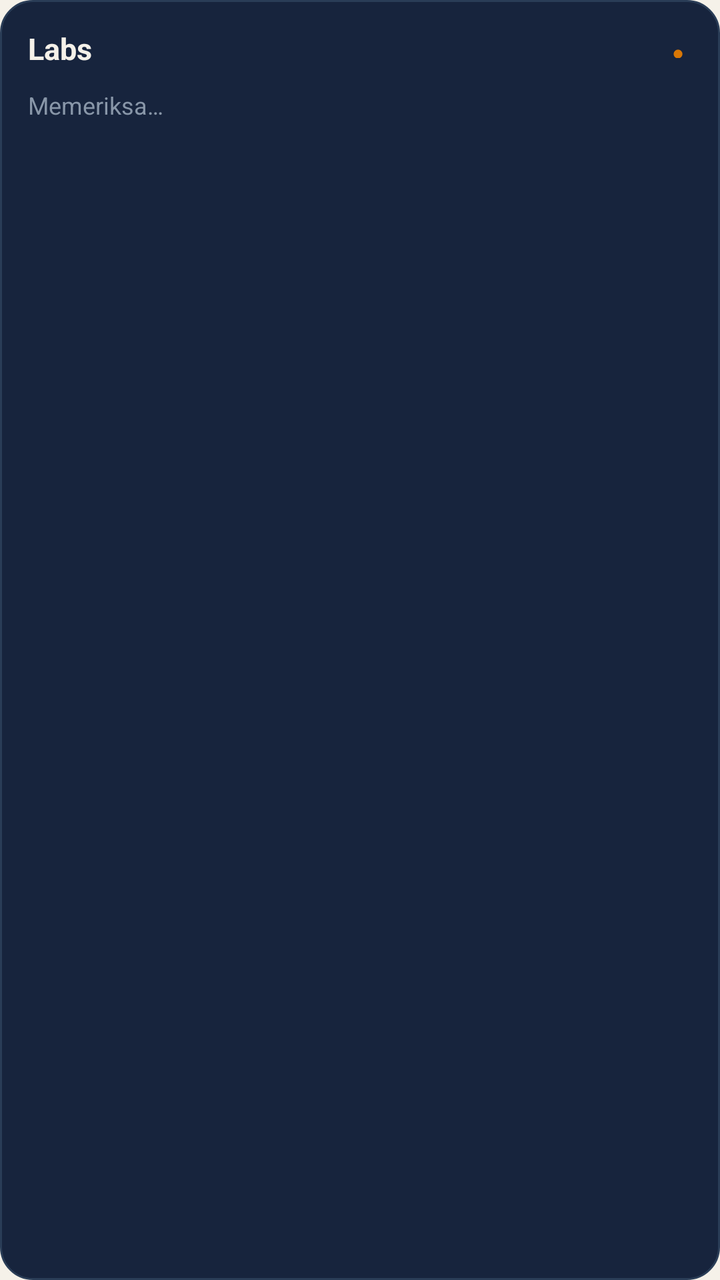
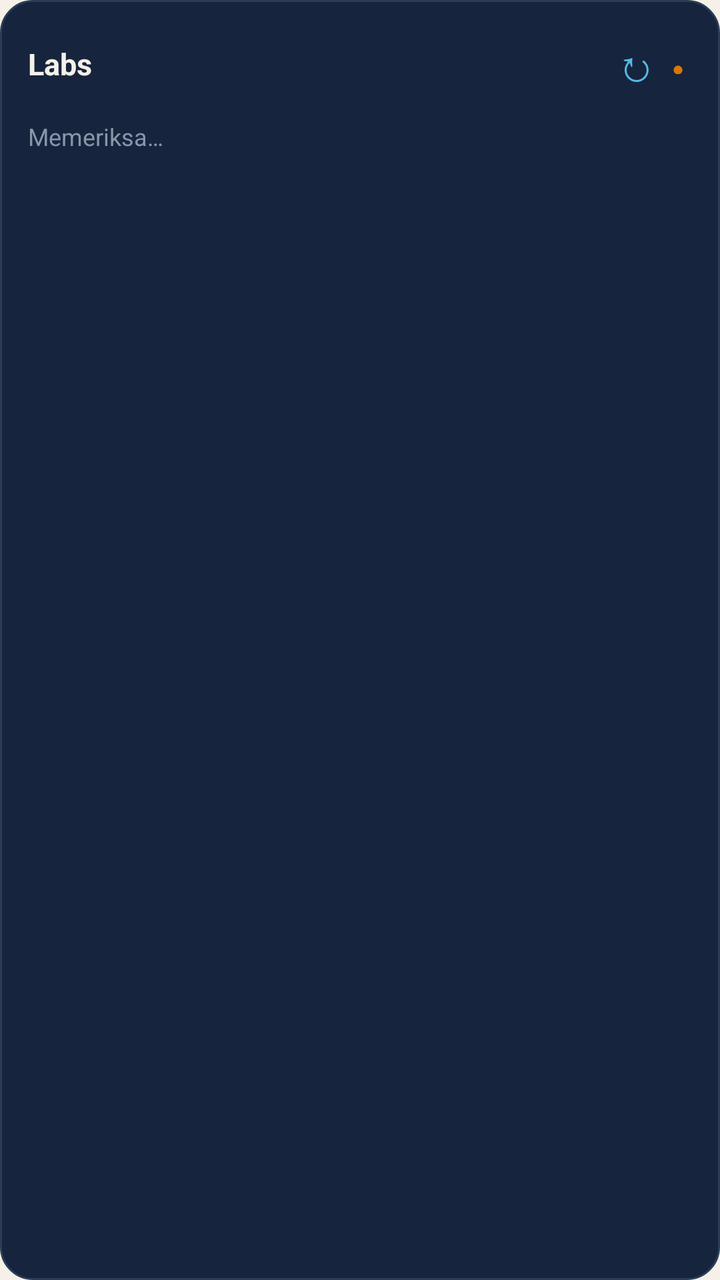

Compare the two renders of this Android layout. The source of the first and the diff that turns it into the second are given below.
<!-- AndroidManifest.xml: application theme AppTheme -->
<!-- res/layout/widget_status.xml -->
<?xml version="1.0" encoding="utf-8"?>
<LinearLayout xmlns:android="http://schemas.android.com/apk/res/android"
    android:id="@+id/ws_root"
    android:layout_width="match_parent"
    android:layout_height="match_parent"
    android:orientation="vertical"
    android:background="@drawable/widget_bg"
    android:padding="14dp">

    <LinearLayout
        android:layout_width="match_parent"
        android:layout_height="wrap_content"
        android:orientation="horizontal"
        android:gravity="center_vertical">
        <TextView
            android:id="@+id/ws_title"
            android:layout_width="0dp"
            android:layout_height="wrap_content"
            android:layout_weight="1"
            android:text="Labs"
            android:textColor="#f5f1e9"
            android:textSize="15sp"
            android:textStyle="bold" />
        <TextView
            android:id="@+id/ws_dot"
            android:layout_width="10dp"
            android:layout_height="10dp"
            android:text="●"
            android:textSize="10sp"
            android:textColor="#d97706" />
    </LinearLayout>
    <TextView
        android:id="@+id/ws_status"
        android:layout_width="match_parent"
        android:layout_height="wrap_content"
        android:layout_marginTop="10dp"
        android:text="Memeriksa…"
        android:textColor="#8896a8"
        android:textSize="12sp" />
</LinearLayout>
<!-- resources referenced by this layout -->
<resources>
  <!-- drawable widget_bg (drawable) -->
  <?xml version="1.0" encoding="utf-8"?>
  <shape xmlns:android="http://schemas.android.com/apk/res/android" android:shape="rectangle">
      <solid android:color="#17243d" />
      <corners android:radius="16dp" />
      <stroke android:width="1dp" android:color="#2a3d57" />
  </shape>
  <style name="AppTheme" parent="android:Theme.Material.Light.NoActionBar">
          <item name="android:colorPrimary">#17243d</item>
          <item name="android:colorPrimaryDark">#0f1a2c</item>
          <item name="android:colorAccent">#dc6268</item>
          <item name="android:windowBackground">#f5f1e9</item>
          <item name="android:statusBarColor">#0f1a2c</item>
          <item name="android:navigationBarColor">#17243d</item>
          <item name="android:windowLightStatusBar">false</item>
      </style>
</resources>

<!-- the commit's change to res/layout/widget_status.xml (unified diff, before → after) -->
@@ -22,6 +22,15 @@
             android:textSize="15sp"
             android:textStyle="bold" />
         <TextView
+            android:id="@+id/ws_refresh"
+            android:layout_width="36dp"
+            android:layout_height="36dp"
+            android:gravity="center"
+            android:text="↻"
+            android:contentDescription="Perbarui widget"
+            android:textColor="#53BCE6"
+            android:textSize="22sp" />
+        <TextView
             android:id="@+id/ws_dot"
             android:layout_width="10dp"
             android:layout_height="10dp"
